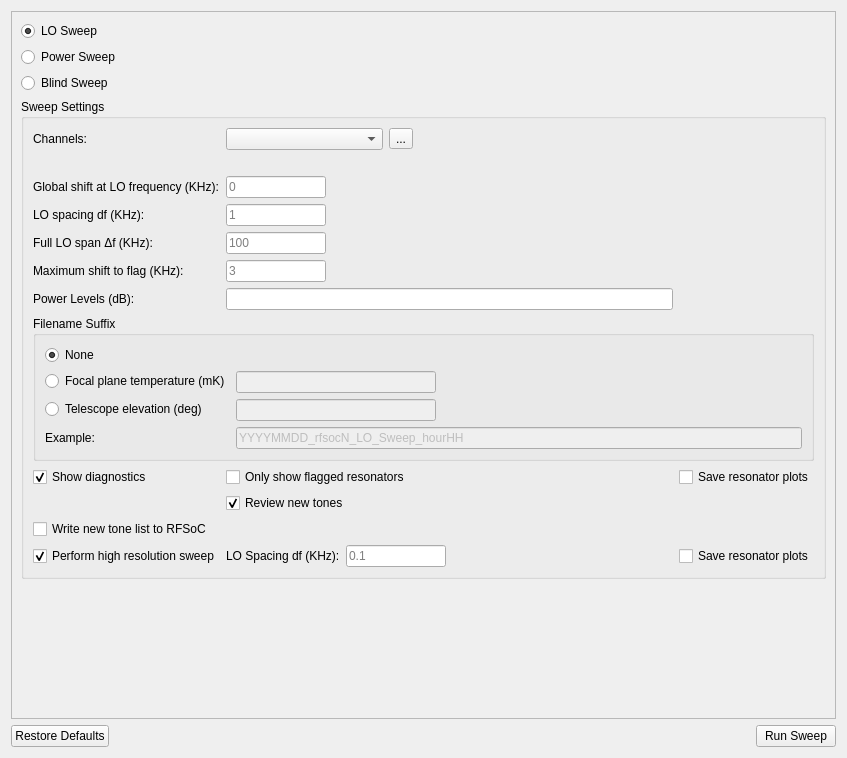
Qt form ui_resources/loconfig.ui (Tyronitar/rfsoc-interface) before a commit.
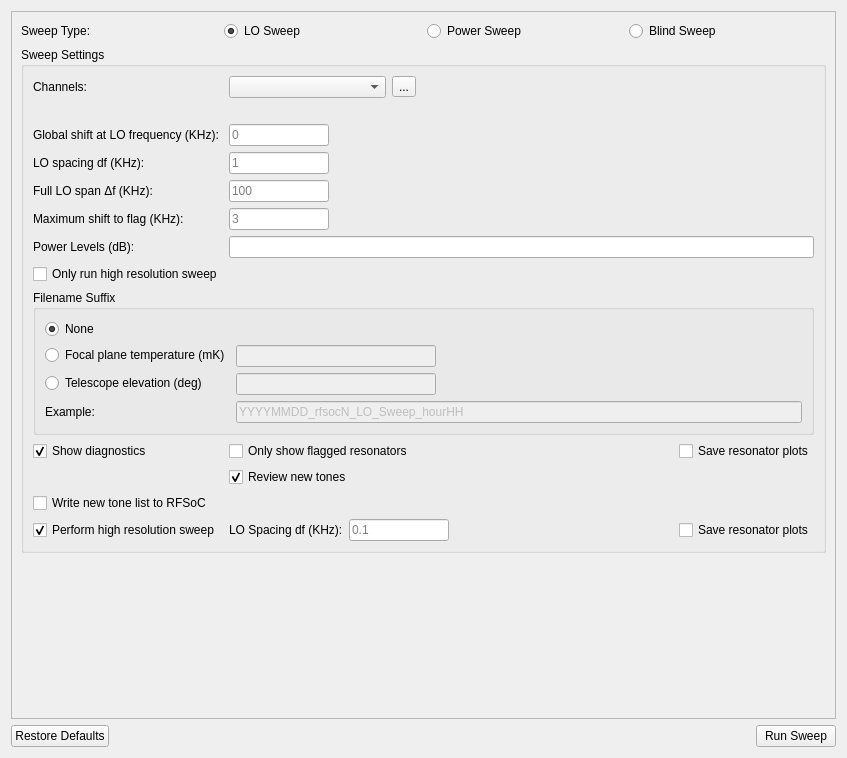
The same form after that commit. Icons and pictures are not drawn. Custom widgets are drawn as their Qt base class.

Commit message: Add Option To Only Run High-Res Sweep

```diff
--- a/ui_resources/loconfig.ui
+++ b/ui_resources/loconfig.ui
@@ -28,8 +28,18 @@
         <height>708</height>
        </rect>
       </property>
-      <layout class="QVBoxLayout" name="verticalLayout_3">
-       <item>
+      <layout class="QGridLayout" name="gridLayout">
+       <item row="0" column="2">
+        <widget class="QRadioButton" name="power_sweep_radioButton">
+         <property name="text">
+          <string>Power Sweep</string>
+         </property>
+         <attribute name="buttonGroup">
+          <string notr="true">sweep_type_buttonGroup</string>
+         </attribute>
+        </widget>
+       </item>
+       <item row="0" column="1">
         <widget class="QRadioButton" name="lo_sweep_radioButton">
          <property name="text">
           <string>LO Sweep</string>
@@ -42,17 +52,7 @@
          </attribute>
         </widget>
        </item>
-       <item>
-        <widget class="QRadioButton" name="power_sweep_radioButton">
-         <property name="text">
-          <string>Power Sweep</string>
-         </property>
-         <attribute name="buttonGroup">
-          <string notr="true">sweep_type_buttonGroup</string>
-         </attribute>
-        </widget>
-       </item>
-       <item>
+       <item row="0" column="3">
         <widget class="QRadioButton" name="blind_sweep_radioButton">
          <property name="text">
           <string>Blind Sweep</string>
@@ -62,12 +62,191 @@
          </attribute>
         </widget>
        </item>
-       <item>
+       <item row="4" column="1">
+        <spacer name="verticalSpacer">
+         <property name="orientation">
+          <enum>Qt::Orientation::Vertical</enum>
+         </property>
+         <property name="sizeHint" stdset="0">
+          <size>
+           <width>20</width>
+           <height>0</height>
+          </size>
+         </property>
+        </spacer>
+       </item>
+       <item row="0" column="0">
+        <widget class="QLabel" name="sweep_type_label">
+         <property name="text">
+          <string>Sweep Type:</string>
+         </property>
+        </widget>
+       </item>
+       <item row="3" column="0" colspan="4">
         <widget class="QGroupBox" name="lo_settings_groupBox">
          <property name="title">
           <string>Sweep Settings</string>
          </property>
          <layout class="QGridLayout" name="lo_gridLayout">
+          <item row="0" column="0">
+           <widget class="QLabel" name="channel_label">
+            <property name="text">
+             <string>Channels:</string>
+            </property>
+           </widget>
+          </item>
+          <item row="12" column="1">
+           <layout class="QHBoxLayout" name="highres_sweep_horizontalLayout">
+            <item>
+             <widget class="QLabel" name="highres_sweep_df_label">
+              <property name="enabled">
+               <bool>true</bool>
+              </property>
+              <property name="toolTip">
+               <string>Spacing between data points in KHz</string>
+              </property>
+              <property name="whatsThis">
+               <string>Spacing between data points in KHz</string>
+              </property>
+              <property name="text">
+               <string>LO Spacing df (KHz):</string>
+              </property>
+              <property name="buddy">
+               <cstring>highres_sweep_df_lineEdit</cstring>
+              </property>
+             </widget>
+            </item>
+            <item>
+             <widget class="QLineEdit" name="highres_sweep_df_lineEdit">
+              <property name="enabled">
+               <bool>true</bool>
+              </property>
+              <property name="maximumSize">
+               <size>
+                <width>100</width>
+                <height>16777215</height>
+               </size>
+              </property>
+              <property name="text">
+               <string/>
+              </property>
+              <property name="placeholderText">
+               <string>0.1</string>
+              </property>
+             </widget>
+            </item>
+            <item>
+             <spacer name="highres_sweep_horizontalSpacer">
+              <property name="orientation">
+               <enum>Qt::Orientation::Horizontal</enum>
+              </property>
+              <property name="sizeHint" stdset="0">
+               <size>
+                <width>40</width>
+                <height>20</height>
+               </size>
+              </property>
+             </spacer>
+            </item>
+           </layout>
+          </item>
+          <item row="9" column="2">
+           <widget class="QCheckBox" name="save_plots_CheckBox">
+            <property name="text">
+             <string>Save resonator plots</string>
+            </property>
+            <property name="checked">
+             <bool>false</bool>
+            </property>
+           </widget>
+          </item>
+          <item row="5" column="0">
+           <widget class="QLabel" name="flagging_label">
+            <property name="toolTip">
+             <string>Maximum shift to flag</string>
+            </property>
+            <property name="whatsThis">
+             <string>Maximum shift to flag</string>
+            </property>
+            <property name="text">
+             <string>Maximum shift to flag (KHz):</string>
+            </property>
+            <property name="buddy">
+             <cstring>flagging_lineEdit</cstring>
+            </property>
+           </widget>
+          </item>
+          <item row="12" column="0">
+           <widget class="QCheckBox" name="highres_sweep_checkBox">
+            <property name="toolTip">
+             <string>Run a second LO sweep</string>
+            </property>
+            <property name="whatsThis">
+             <string>Run a second LO sweep</string>
+            </property>
+            <property name="text">
+             <string>Perform high resolution sweep</string>
+            </property>
+            <property name="checked">
+             <bool>true</bool>
+            </property>
+           </widget>
+          </item>
+          <item row="9" column="1">
+           <widget class="QCheckBox" name="only_flag_checkBox">
+            <property name="text">
+             <string>Only show flagged resonators</string>
+            </property>
+           </widget>
+          </item>
+          <item row="12" column="2">
+           <widget class="QCheckBox" name="highres_sweep_save_plots_checkBox">
+            <property name="text">
+             <string>Save resonator plots</string>
+            </property>
+            <property name="checked">
+             <bool>false</bool>
+            </property>
+           </widget>
+          </item>
+          <item row="0" column="1">
+           <layout class="QHBoxLayout" name="horizontalLayout">
+            <item>
+             <widget class="CheckableComboBox" name="channel_comboBox">
+              <property name="placeholderText">
+               <string>Please Select an Item...</string>
+              </property>
+             </widget>
+            </item>
+            <item>
+             <widget class="QToolButton" name="channel_toolButton">
+              <property name="toolTip">
+               <string>Open in &quot;Initialization&quot; tab</string>
+              </property>
+              <property name="text">
+               <string>...</string>
+              </property>
+              <property name="icon">
+               <iconset resource="icons.qrc">
+                <normaloff>:/icons/external-link.svg</normaloff>:/icons/external-link.svg</iconset>
+              </property>
+             </widget>
+            </item>
+            <item>
+             <spacer name="horizontalSpacer">
+              <property name="orientation">
+               <enum>Qt::Orientation::Horizontal</enum>
+              </property>
+              <property name="sizeHint" stdset="0">
+               <size>
+                <width>40</width>
+                <height>20</height>
+               </size>
+              </property>
+             </spacer>
+            </item>
+           </layout>
+          </item>
           <item row="1" column="1">
            <widget class="QLabel" name="channel_error_label">
             <property name="text">
@@ -75,16 +254,26 @@
             </property>
            </widget>
           </item>
-          <item row="3" column="1">
-           <widget class="QLineEdit" name="df_lineEdit">
-            <property name="maximumSize">
-             <size>
-              <width>100</width>
-              <height>16777215</height>
-             </size>
+          <item row="6" column="0">
+           <widget class="QLabel" name="power_levels_Label">
+            <property name="text">
+             <string>Power Levels (dB):</string>
             </property>
-            <property name="placeholderText">
-             <string>1</string>
+           </widget>
+          </item>
+          <item row="3" column="0">
+           <widget class="QLabel" name="df_label">
+            <property name="toolTip">
+             <string>Spacing between data points in KHz</string>
+            </property>
+            <property name="whatsThis">
+             <string>Spacing between data points in KHz</string>
+            </property>
+            <property name="text">
+             <string>LO spacing df (KHz):</string>
+            </property>
+            <property name="buddy">
+             <cstring>df_lineEdit</cstring>
             </property>
            </widget>
           </item>
@@ -120,30 +309,36 @@
             </property>
            </widget>
           </item>
-          <item row="5" column="0">
-           <widget class="QLabel" name="flagging_label">
+          <item row="10" column="1">
+           <widget class="QCheckBox" name="review_tones_checkbox">
             <property name="toolTip">
-             <string>Maximum shift to flag</string>
+             <string>Review the new tone list after the sweep</string>
             </property>
             <property name="whatsThis">
-             <string>Maximum shift to flag</string>
+             <string>Review the new tone list after the sweep. Unchecking this box will accept the input tone list</string>
             </property>
             <property name="text">
-             <string>Maximum shift to flag (KHz):</string>
+             <string>Review new tones</string>
             </property>
-            <property name="buddy">
-             <cstring>flagging_lineEdit</cstring>
+            <property name="checked">
+             <bool>true</bool>
             </property>
            </widget>
           </item>
-          <item row="10" column="0">
-           <widget class="QCheckBox" name="upload_checkBox">
-            <property name="text">
-             <string>Write new tone list to RFSoC</string>
+          <item row="3" column="1">
+           <widget class="QLineEdit" name="df_lineEdit">
+            <property name="maximumSize">
+             <size>
+              <width>100</width>
+              <height>16777215</height>
+             </size>
             </property>
+            <property name="placeholderText">
+             <string>1</string>
+            </property>
            </widget>
           </item>
-          <item row="7" column="0" colspan="3">
+          <item row="8" column="0" colspan="3">
            <widget class="QGroupBox" name="groupBox">
             <property name="title">
              <string>Filename Suffix</string>
@@ -240,75 +435,10 @@
             </layout>
            </widget>
           </item>
-          <item row="0" column="0">
-           <widget class="QLabel" name="channel_label">
-            <property name="text">
-             <string>Channels:</string>
-            </property>
-           </widget>
-          </item>
-          <item row="9" column="1">
-           <widget class="QCheckBox" name="review_tones_checkbox">
-            <property name="toolTip">
-             <string>Review the new tone list after the sweep</string>
-            </property>
-            <property name="whatsThis">
-             <string>Review the new tone list after the sweep. Unchecking this box will accept the input tone list</string>
-            </property>
-            <property name="text">
-             <string>Review new tones</string>
-            </property>
-            <property name="checked">
-             <bool>true</bool>
-            </property>
-           </widget>
-          </item>
-          <item row="8" column="1">
-           <widget class="QCheckBox" name="only_flag_checkBox">
-            <property name="text">
-             <string>Only show flagged resonators</string>
-            </property>
-           </widget>
-          </item>
           <item row="11" column="0">
-           <widget class="QCheckBox" name="highres_sweep_checkBox">
-            <property name="toolTip">
-             <string>Run a second LO sweep</string>
-            </property>
-            <property name="whatsThis">
-             <string>Run a second LO sweep</string>
-            </property>
+           <widget class="QCheckBox" name="upload_checkBox">
             <property name="text">
-             <string>Perform high resolution sweep</string>
-            </property>
-            <property name="checked">
-             <bool>true</bool>
-            </property>
-           </widget>
-          </item>
-          <item row="3" column="0">
-           <widget class="QLabel" name="df_label">
-            <property name="toolTip">
-             <string>Spacing between data points in KHz</string>
-            </property>
-            <property name="whatsThis">
-             <string>Spacing between data points in KHz</string>
-            </property>
-            <property name="text">
-             <string>LO spacing df (KHz):</string>
-            </property>
-            <property name="buddy">
-             <cstring>df_lineEdit</cstring>
-            </property>
-           </widget>
-          </item>
-          <item row="8" column="2">
-           <widget class="QCheckBox" name="save_plots_CheckBox">
-            <property name="text">
-             <string>Save resonator plots</string>
-            </property>
-            <property name="checked">
-             <bool>false</bool>
+             <string>Write new tone list to RFSoC</string>
             </property>
            </widget>
           </item>
@@ -328,108 +458,8 @@
             </property>
            </widget>
           </item>
-          <item row="11" column="1">
-           <layout class="QHBoxLayout" name="highres_sweep_horizontalLayout">
-            <item>
-             <widget class="QLabel" name="highres_sweep_df_label">
-              <property name="enabled">
-               <bool>true</bool>
-              </property>
-              <property name="toolTip">
-               <string>Spacing between data points in KHz</string>
-              </property>
-              <property name="whatsThis">
-               <string>Spacing between data points in KHz</string>
-              </property>
-              <property name="text">
-               <string>LO Spacing df (KHz):</string>
-              </property>
-              <property name="buddy">
-               <cstring>highres_sweep_df_lineEdit</cstring>
-              </property>
-             </widget>
-            </item>
-            <item>
-             <widget class="QLineEdit" name="highres_sweep_df_lineEdit">
-              <property name="enabled">
-               <bool>true</bool>
-              </property>
-              <property name="maximumSize">
-               <size>
-                <width>100</width>
-                <height>16777215</height>
-               </size>
-              </property>
-              <property name="text">
-               <string/>
-              </property>
-              <property name="placeholderText">
-               <string>0.1</string>
-              </property>
-             </widget>
-            </item>
-            <item>
-             <spacer name="highres_sweep_horizontalSpacer">
-              <property name="orientation">
-               <enum>Qt::Orientation::Horizontal</enum>
-              </property>
-              <property name="sizeHint" stdset="0">
-               <size>
-                <width>40</width>
-                <height>20</height>
-               </size>
-              </property>
-             </spacer>
-            </item>
-           </layout>
-          </item>
-          <item row="11" column="2">
-           <widget class="QCheckBox" name="highres_sweep_save_plots_checkBox">
-            <property name="text">
-             <string>Save resonator plots</string>
-            </property>
-            <property name="checked">
-             <bool>false</bool>
-            </property>
-           </widget>
-          </item>
-          <item row="0" column="1">
-           <layout class="QHBoxLayout" name="horizontalLayout">
-            <item>
-             <widget class="CheckableComboBox" name="channel_comboBox">
-              <property name="placeholderText">
-               <string>Please Select an Item...</string>
-              </property>
-             </widget>
-            </item>
-            <item>
-             <widget class="QToolButton" name="channel_toolButton">
-              <property name="toolTip">
-               <string>Open in &quot;Initialization&quot; tab</string>
-              </property>
-              <property name="text">
-               <string>...</string>
-              </property>
-              <property name="icon">
-               <iconset resource="icons.qrc">
-                <normaloff>:/icons/external-link.svg</normaloff>:/icons/external-link.svg</iconset>
-              </property>
-             </widget>
-            </item>
-            <item>
-             <spacer name="horizontalSpacer">
-              <property name="orientation">
-               <enum>Qt::Orientation::Horizontal</enum>
-              </property>
-              <property name="sizeHint" stdset="0">
-               <size>
-                <width>40</width>
-                <height>20</height>
-               </size>
-              </property>
-             </spacer>
-            </item>
-           </layout>
+          <item row="6" column="1" colspan="2">
+           <widget class="QLineEdit" name="power_levels_lineEdit"/>
           </item>
           <item row="2" column="1">
            <widget class="QLineEdit" name="global_shift_lineEdit">
@@ -447,22 +477,6 @@
             </property>
            </widget>
           </item>
-          <item row="8" column="0">
-           <widget class="QCheckBox" name="show_diagnostics_checkBox">
-            <property name="toolTip">
-             <string>Show diagnostics after running the sweep</string>
-            </property>
-            <property name="whatsThis">
-             <string>Show diagnostics after running the sweep</string>
-            </property>
-            <property name="text">
-             <string>Show diagnostics</string>
-            </property>
-            <property name="checked">
-             <bool>true</bool>
-            </property>
-           </widget>
-          </item>
           <item row="5" column="1">
            <widget class="QLineEdit" name="flagging_lineEdit">
             <property name="maximumSize">
@@ -476,32 +490,32 @@
             </property>
            </widget>
           </item>
-          <item row="6" column="0">
-           <widget class="QLabel" name="power_levels_Label">
+          <item row="9" column="0">
+           <widget class="QCheckBox" name="show_diagnostics_checkBox">
+            <property name="toolTip">
+             <string>Show diagnostics after running the sweep</string>
+            </property>
+            <property name="whatsThis">
+             <string>Show diagnostics after running the sweep</string>
+            </property>
             <property name="text">
-             <string>Power Levels (dB):</string>
+             <string>Show diagnostics</string>
+            </property>
+            <property name="checked">
+             <bool>true</bool>
             </property>
            </widget>
           </item>
-          <item row="6" column="1">
-           <widget class="QLineEdit" name="power_levels_lineEdit"/>
+          <item row="7" column="0">
+           <widget class="QCheckBox" name="only_highres_checkBox">
+            <property name="text">
+             <string>Only run high resolution sweep</string>
+            </property>
+           </widget>
           </item>
          </layout>
         </widget>
        </item>
-       <item>
-        <spacer name="verticalSpacer">
-         <property name="orientation">
-          <enum>Qt::Orientation::Vertical</enum>
-         </property>
-         <property name="sizeHint" stdset="0">
-          <size>
-           <width>20</width>
-           <height>0</height>
-          </size>
-         </property>
-        </spacer>
-       </item>
       </layout>
      </widget>
     </widget>
```
Left out of the diff: 2 changed lines with no effect on the pictures. The commit also changes 2 other files.
